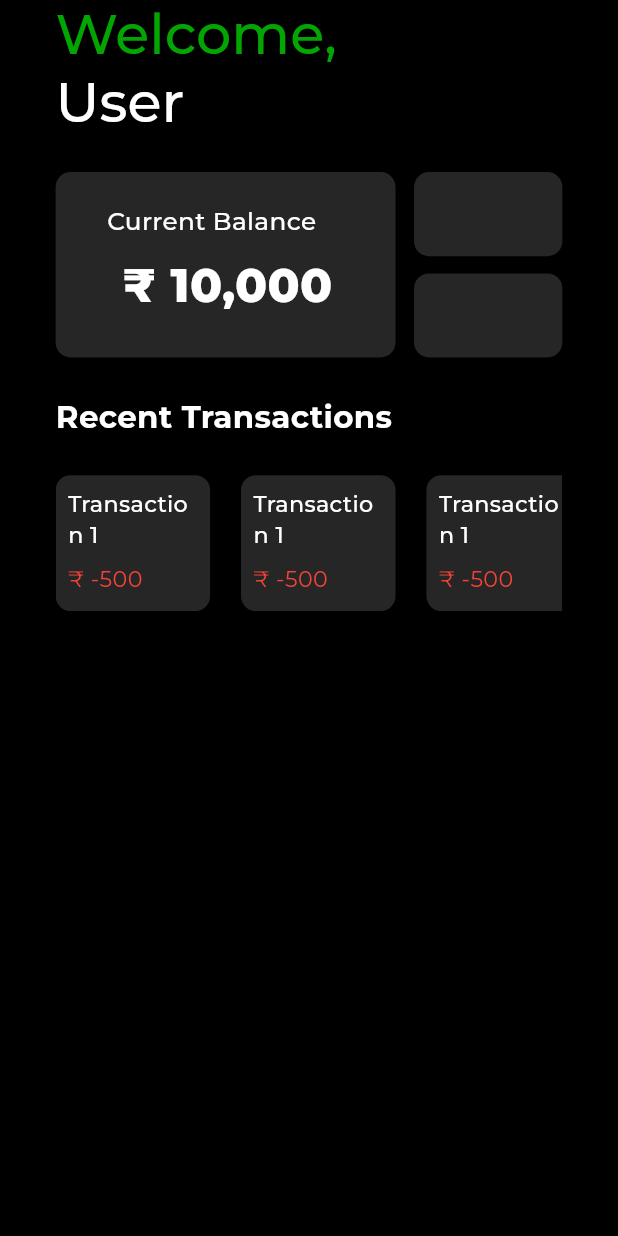
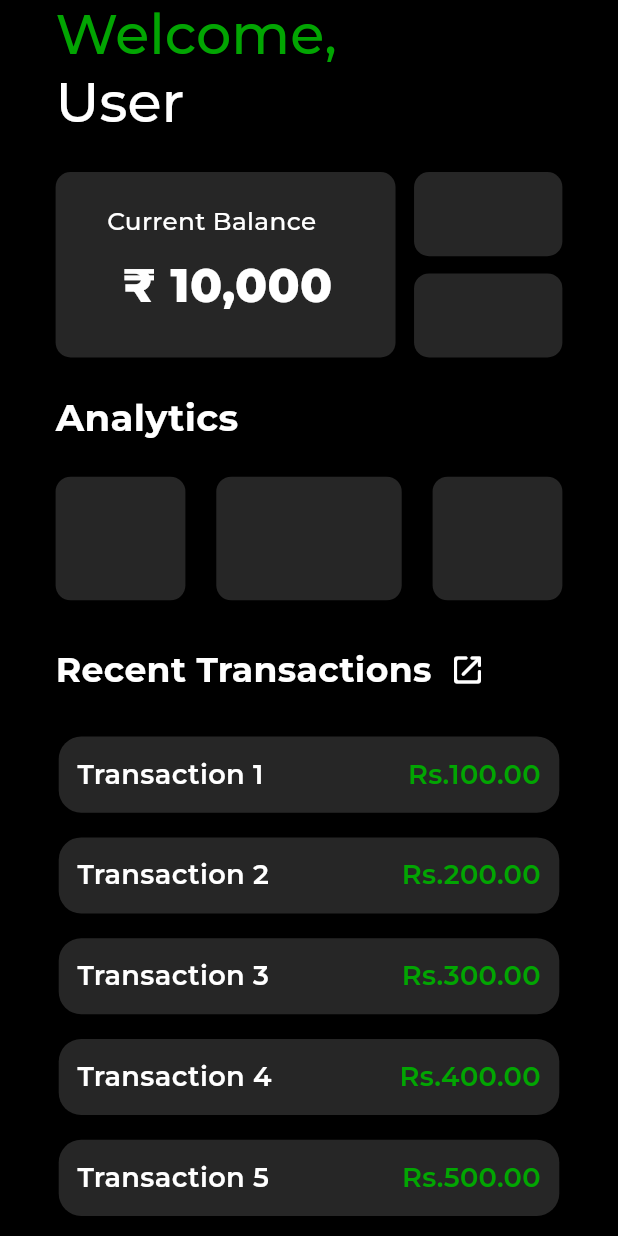
Before and after one commit to 4242x/ExSpend, a Flutter app: the HomeScreen screen opened directly, on a phone screen of 412 x 824 dp. Run offline on Flutter 3.47's test engine with Material 3 defaults, Android fonts, the phone set to English and light mode, and no system bars; our stand-ins replace firebase_auth, firebase_core; accounts and stored records are empty.

Commit message:
finalised HomeScreen ui

```diff
--- a/lib/main.dart
+++ b/lib/main.dart
@@ -20,7 +20,7 @@ class MyApp extends StatelessWidget {
       title: 'ExSpend',
 
       debugShowCheckedModeBanner: false,
-      home: const HistoryScreen(),
+      home: const HomeScreen(),
     );
     }
     }
--- a/lib/screen/history_screen.dart
+++ b/lib/screen/history_screen.dart
@@ -71,6 +71,7 @@ class _HistoryScreenState extends State<HistoryScreen> {
           SizedBox(height: scrHeight * 0.005),
           Expanded(
             child: ListView.builder(
+              physics: BouncingScrollPhysics(),
               itemCount: 20,
               itemBuilder: (context, index) {
                 return Container(
--- a/lib/screen/home_screen.dart
+++ b/lib/screen/home_screen.dart
@@ -1,3 +1,4 @@
+import 'package:ex_spend/screen/history_screen.dart';
 import 'package:ex_spend/screen/landing_screen.dart';
 import 'package:firebase_auth/firebase_auth.dart';
 import 'package:flutter/material.dart';
@@ -153,152 +154,117 @@ class _HomeScreenState extends State<HomeScreen> {
                   ),
                 ],
               ),
-              SizedBox(height: scrHeight * 0.03),
-              Text('Recent Transactions',
+              SizedBox(height: scrHeight * 0.027),
+              Text(
+                'Analytics',
                 style: TextStyle(
-                  fontSize: scrHeight * 0.025,
+                  fontSize: scrHeight * 0.03,
                   fontFamily: 'Montserrat',
                   fontVariations: [FontVariation('wght', 700)],
                   color: Colors.white,
                 ),
               ),
-              SizedBox(height: scrHeight * 0.03),
+              SizedBox(height: scrHeight * 0.027),
 
-              SizedBox(
-                height: scrHeight * 0.11,
-                child: ListView(
-                  padding: EdgeInsets.zero, // <-- Remove default padding
-                  physics: const BouncingScrollPhysics(),
-                  scrollDirection: Axis.horizontal,
-                  children: [
-                    Container(
-                      width: scrWidth * 0.25,
-                      margin: EdgeInsets.only(right: scrWidth * 0.05),
-                      padding: EdgeInsets.all(scrHeight * 0.01),
+              Row(
+                mainAxisAlignment: MainAxisAlignment.spaceBetween,
+                children: [
+                  Container(
+                    width: scrWidth * 0.21,
+                    height: scrHeight * 0.1,
+                    decoration: BoxDecoration(
+                      color: Color.fromARGB(38, 255, 255, 255),
+                      borderRadius: BorderRadius.circular(10),
+                    ),
+                    child: Column(),
+                  ),
+                  Container(
+                    width: scrWidth * 0.3,
+                    height: scrHeight * 0.1,
+                    decoration: BoxDecoration(
+                      color: Color.fromARGB(38, 255, 255, 255),
+                      borderRadius: BorderRadius.circular(10),
+                    ),
+                    child: Column(),
+                  ),
+                  Container(
+                    width: scrWidth * 0.21,
+                    height: scrHeight * 0.1,
+                    decoration: BoxDecoration(
+                      color: Color.fromARGB(38, 255, 255, 255),
+                      borderRadius: BorderRadius.circular(10),
+                    ),
+                    child: Column(),
+                  ),
+                ],
+              ),
+              SizedBox(height: scrHeight * 0.027),
+              Row(
+                children: [
+                  Text(
+                    'Recent Transactions',
+                    style: TextStyle(
+                      fontSize: scrHeight * 0.028,
+                      fontFamily: 'Montserrat',
+                      fontVariations: [FontVariation('wght', 700)],
+                      color: Colors.white,
+                    ),
+                  ),
+                  IconButton(
+                    onPressed: () {
+                      Navigator.pushReplacement(
+                        context,
+                        MaterialPageRoute(
+                          builder: (context) => const HistoryScreen(),
+                        ),
+                      );
+                    },
+                    icon: Icon(Icons.open_in_new_rounded, color: Colors.white),
+                  ),
+                ],
+              ),
+              SizedBox(height: scrHeight * 0.015),
+              Expanded(
+                child: ListView.builder(
+                  itemCount: 5,
+                  itemBuilder: (context, index) {
+                    return Container(
+                      margin: EdgeInsets.symmetric(
+                        horizontal: scrWidth * 0.005,
+                        vertical: scrHeight * 0.01,
+                      ),
+                      padding: EdgeInsets.all(scrWidth * 0.03),
                       decoration: BoxDecoration(
-                        color: Color.fromARGB(38, 255, 255, 255),
-                        borderRadius: BorderRadius.circular(10),
+                        color: const Color.fromARGB(38, 255, 255, 255),
+                        borderRadius: BorderRadius.circular(15),
                       ),
-                      child: Column(
-                        crossAxisAlignment: CrossAxisAlignment.start,
+                      child: Row(
+                        mainAxisAlignment: MainAxisAlignment.spaceBetween,
                         children: [
-                          Text('Transaction 1',
+                          Text(
+                            'Transaction ${index + 1}',
                             style: TextStyle(
-                              fontSize: scrHeight * 0.018,
+                              fontSize: scrHeight * 0.022,
                               fontFamily: 'Montserrat',
-                              fontVariations: [FontVariation('wght', 500)],
                               color: Colors.white,
+                              fontVariations: [FontVariation('wght', 600)],
                             ),
                           ),
-                          SizedBox(height: scrHeight * 0.01),
-                          Text('₹ -500',
+                          Text(
+                            'Rs.${(index + 1) * 100}.00',
                             style: TextStyle(
-                              fontSize: scrHeight * 0.018,
+                              fontSize: scrHeight * 0.022,
+                              color: const Color.fromARGB(255, 2, 165, 2),
                               fontFamily: 'Montserrat',
-                              fontVariations: [FontVariation('wght', 400)],
-                              color: Colors.red,
+                              fontVariations: [FontVariation('wght', 600)],
                             ),
                           ),
                         ],
                       ),
-                    ),
-                    Container(
-                      width: scrWidth * 0.25,
-                      margin: EdgeInsets.only(right: scrWidth * 0.05),
-                      padding: EdgeInsets.all(scrHeight * 0.01),
-                      decoration: BoxDecoration(
-                        color: Color.fromARGB(38, 255, 255, 255),
-                        borderRadius: BorderRadius.circular(10),
-                      ),
-                      child: Column(
-                        crossAxisAlignment: CrossAxisAlignment.start,
-                        children: [
-                          Text('Transaction 1',
-                            style: TextStyle(
-                              fontSize: scrHeight * 0.018,
-                              fontFamily: 'Montserrat',
-                              fontVariations: [FontVariation('wght', 500)],
-                              color: Colors.white,
-                            ),
-                          ),
-                          SizedBox(height: scrHeight * 0.01),
-                          Text('₹ -500',
-                            style: TextStyle(
-                              fontSize: scrHeight * 0.018,
-                              fontFamily: 'Montserrat',
-                              fontVariations: [FontVariation('wght', 400)],
-                              color: Colors.red,
-                            ),
-                          ),
-                        ],
-                      ),
-                    ),Container(
-                      width: scrWidth * 0.25,
-                      margin: EdgeInsets.only(right: scrWidth * 0.05),
-                      padding: EdgeInsets.all(scrHeight * 0.01),
-                      decoration: BoxDecoration(
-                        color: Color.fromARGB(38, 255, 255, 255),
-                        borderRadius: BorderRadius.circular(10),
-                      ),
-                      child: Column(
-                        crossAxisAlignment: CrossAxisAlignment.start,
-                        children: [
-                          Text('Transaction 1',
-                            style: TextStyle(
-                              fontSize: scrHeight * 0.018,
-                              fontFamily: 'Montserrat',
-                              fontVariations: [FontVariation('wght', 500)],
-                              color: Colors.white,
-                            ),
-                          ),
-                          SizedBox(height: scrHeight * 0.01),
-                          Text('₹ -500',
-                            style: TextStyle(
-                              fontSize: scrHeight * 0.018,
-                              fontFamily: 'Montserrat',
-                              fontVariations: [FontVariation('wght', 400)],
-                              color: Colors.red,
-                            ),
-                          ),
-                        ],
-                      ),
-                    ),
-                    Container(
-                      width: scrWidth * 0.25,
-                      margin: EdgeInsets.only(right: scrWidth * 0.05),
-                      padding: EdgeInsets.all(scrHeight * 0.01),
-                      decoration: BoxDecoration(
-                        color: Color.fromARGB(38, 255, 255, 255),
-                        borderRadius: BorderRadius.circular(10),
-                      ),
-                      child: Column(
-                        crossAxisAlignment: CrossAxisAlignment.start,
-                        children: [
-                          Text('Transaction 1',
-                            style: TextStyle(
-                              fontSize: scrHeight * 0.018,
-                              fontFamily: 'Montserrat',
-                              fontVariations: [FontVariation('wght', 500)],
-                              color: Colors.white,
-                            ),
-                          ),
-                          SizedBox(height: scrHeight * 0.01),
-                          Text('₹ -500',
-                            style: TextStyle(
-                              fontSize: scrHeight * 0.018,
-                              fontFamily: 'Montserrat',
-                              fontVariations: [FontVariation('wght', 400)],
-                              color: Colors.red,
-                            ),
-                          ),
-                        ],
-                      ),
-                    ),
-                  ]
+                    );
+                  },
                 ),
               ),
-              SizedBox(height: scrHeight * 0.03),
-
             ],
           ),
         ),
```
